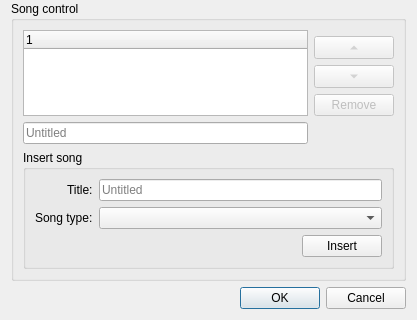
This is BambooTracker/gui/module_properties_dialog.ui in BambooTracker/BambooTracker as Qt 5 draws it before an edit; both pictures show x 0 to 417 and y 218 to 538 of the 417 by 538 pixel window. The edited form follows.
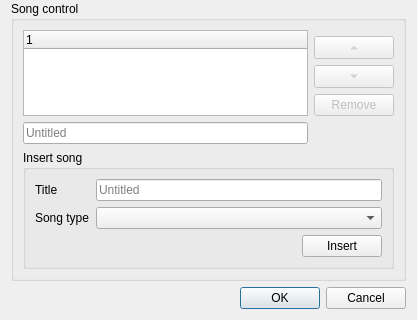
This is the edited form.

The edit to the form file:
```diff
--- a/BambooTracker/gui/module_properties_dialog.ui
+++ b/BambooTracker/gui/module_properties_dialog.ui
@@ -257,17 +257,17 @@
          <string>Insert song</string>
         </property>
         <layout class="QGridLayout" name="gridLayout_2">
-         <item row="0" column="0" alignment="Qt::AlignRight">
+         <item row="0" column="0">
           <widget class="QLabel" name="insertTitleLabel">
            <property name="text">
-            <string>Title:</string>
+            <string>Title</string>
            </property>
           </widget>
          </item>
-         <item row="1" column="0" alignment="Qt::AlignRight">
+         <item row="1" column="0">
           <widget class="QLabel" name="insertTypeLabel">
            <property name="text">
-            <string>Song type:</string>
+            <string>Song type</string>
            </property>
           </widget>
          </item>
```
